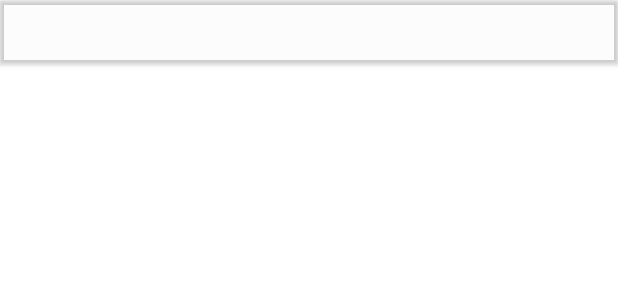
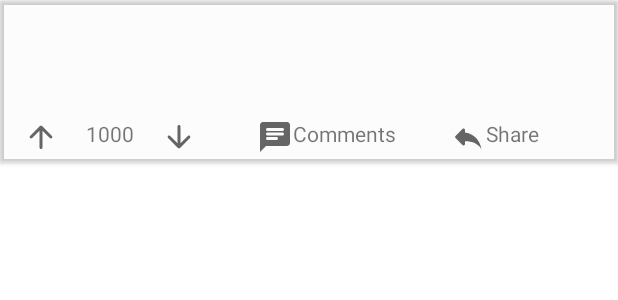
Before and after one commit to llbaxter/Android-App, an Android app: the layout item_layout_text.xml on its own in the app's theme, with its tools: preview values and no code run, on a phone screen of 412 x 824 dp. Shown: the top 300 px of the screen. Run offline under Robolectric (Android 15) with nearby library versions, the phone set to English and light mode, and no system bars.

Commit message:
News Feed App
Uses Reddit API to generate news feeds, displays contacts from phone and integrates Firebase Login

```diff
--- a/app/src/main/java/com/example/myapplication/Post.kt
+++ b/app/src/main/java/com/example/myapplication/Post.kt
@@ -6,4 +6,4 @@ data class Post(
     val subreddit: String,
     val imgUrl: String?,
     val upvotes: Int,
-    val num_comments: Int)
+    val numComments: Int)
--- a/app/src/main/java/com/example/myapplication/SplashScreenActivity.kt
+++ b/app/src/main/java/com/example/myapplication/SplashScreenActivity.kt
@@ -11,7 +11,9 @@ class SplashScreenActivity : AppCompatActivity() {
         setContentView(R.layout.activity_splash_screen)
 
         iv_splash.animate().setDuration(2000).alpha(0f).withEndAction {
-            val i = Intent(this, FeedActivity::class.java)
+            val i = Intent(this, ContactActivity::class.java)
+            i.putExtra("subreddit", "all")
+            i.putExtra("sort", "hot")
             startActivity(i)
             overridePendingTransition(android.R.anim.fade_in, android.R.anim.fade_out)
             finish()
--- /dev/null
+++ b/app/src/main/res/drawable/ic_round_arrow_downward_24.xml
@@ -0,0 +1,10 @@
+<vector xmlns:android="http://schemas.android.com/apk/res/android"
+    android:width="24dp"
+    android:height="24dp"
+    android:viewportWidth="24"
+    android:viewportHeight="24"
+    android:tint="?attr/colorControlNormal">
+  <path
+      android:fillColor="@color/design_default_color_on_primary"
+      android:pathData="M11,5v11.17l-4.88,-4.88c-0.39,-0.39 -1.03,-0.39 -1.42,0 -0.39,0.39 -0.39,1.02 0,1.41l6.59,6.59c0.39,0.39 1.02,0.39 1.41,0l6.59,-6.59c0.39,-0.39 0.39,-1.02 0,-1.41 -0.39,-0.39 -1.02,-0.39 -1.41,0L13,16.17V5c0,-0.55 -0.45,-1 -1,-1s-1,0.45 -1,1z"/>
+</vector>
--- /dev/null
+++ b/app/src/main/res/drawable/ic_round_arrow_upward_24.xml
@@ -0,0 +1,10 @@
+<vector xmlns:android="http://schemas.android.com/apk/res/android"
+    android:width="24dp"
+    android:height="24dp"
+    android:viewportWidth="24"
+    android:viewportHeight="24"
+    android:tint="?attr/colorControlNormal">
+  <path
+      android:fillColor="@color/design_default_color_on_primary"
+      android:pathData="M13,19V7.83l4.88,4.88c0.39,0.39 1.03,0.39 1.42,0 0.39,-0.39 0.39,-1.02 0,-1.41l-6.59,-6.59c-0.39,-0.39 -1.02,-0.39 -1.41,0l-6.6,6.58c-0.39,0.39 -0.39,1.02 0,1.41 0.39,0.39 1.02,0.39 1.41,0L11,7.83V19c0,0.55 0.45,1 1,1s1,-0.45 1,-1z"/>
+</vector>
--- a/app/src/main/res/drawable/ic_round_chat.xml
+++ b/app/src/main/res/drawable/ic_round_chat.xml
@@ -6,6 +6,6 @@
     android:tint="?attr/colorControlNormal"
     android:autoMirrored="true">
   <path
-      android:fillColor="@android:color/white"
+      android:fillColor="@color/design_default_color_on_primary"
       android:pathData="M20,2L4,2c-1.1,0 -1.99,0.9 -1.99,2L2,22l4,-4h14c1.1,0 2,-0.9 2,-2L22,4c0,-1.1 -0.9,-2 -2,-2zM7,9h10c0.55,0 1,0.45 1,1s-0.45,1 -1,1L7,11c-0.55,0 -1,-0.45 -1,-1s0.45,-1 1,-1zM13,14L7,14c-0.55,0 -1,-0.45 -1,-1s0.45,-1 1,-1h6c0.55,0 1,0.45 1,1s-0.45,1 -1,1zM17,8L7,8c-0.55,0 -1,-0.45 -1,-1s0.45,-1 1,-1h10c0.55,0 1,0.45 1,1s-0.45,1 -1,1z"/>
 </vector>
--- /dev/null
+++ b/app/src/main/res/drawable/ic_round_reply_24.xml
@@ -0,0 +1,11 @@
+<vector xmlns:android="http://schemas.android.com/apk/res/android"
+    android:width="24dp"
+    android:height="24dp"
+    android:viewportWidth="24"
+    android:viewportHeight="24"
+    android:tint="?attr/colorControlNormal"
+    android:autoMirrored="true">
+  <path
+      android:fillColor="@color/design_default_color_on_primary"
+      android:pathData="M10,9V7.41c0,-0.89 -1.08,-1.34 -1.71,-0.71L3.7,11.29c-0.39,0.39 -0.39,1.02 0,1.41l4.59,4.59c0.63,0.63 1.71,0.19 1.71,-0.7V14.9c5,0 8.5,1.6 11,5.1 -1,-5 -4,-10 -11,-11z"/>
+</vector>
--- a/app/src/main/res/drawable/ic_round_splash.xml
+++ b/app/src/main/res/drawable/ic_round_splash.xml
@@ -4,6 +4,6 @@
     android:viewportWidth="24"
     android:viewportHeight="24">
   <path
-      android:fillColor="@android:color/white"
+      android:fillColor="@color/design_default_color_primary"
       android:pathData="M6.05,8.05c-2.73,2.73 -2.73,7.15 -0.02,9.88c1.47,-3.4 4.09,-6.24 7.36,-7.93c-2.77,2.34 -4.71,5.61 -5.39,9.32c2.6,1.23 5.8,0.78 7.95,-1.37c2.99,-2.99 3.83,-11.14 4.01,-13.38c0.02,-0.31 -0.23,-0.56 -0.53,-0.53C17.19,4.22 9.04,5.06 6.05,8.05z"/>
 </vector>
--- a/app/src/main/res/layout/activity_feed.xml
+++ b/app/src/main/res/layout/activity_feed.xml
@@ -10,7 +10,7 @@
         android:id="@+id/rvFeed"
         android:layout_width="match_parent"
         android:layout_height="match_parent"
-        tools:layout_editor_absoluteX="127dp"
-        tools:layout_editor_absoluteY="67dp" />
+        app:layout_constraintTop_toTopOf="parent"
+        tools:layout_editor_absoluteX="51dp" />
 
 </androidx.constraintlayout.widget.ConstraintLayout>
--- a/app/src/main/res/layout/item_layout_text.xml
+++ b/app/src/main/res/layout/item_layout_text.xml
@@ -9,10 +9,16 @@
     <LinearLayout
         android:id="@+id/itemLL"
         android:layout_width="match_parent"
-        android:layout_height="match_parent"
+        android:layout_height="wrap_content"
         android:baselineAligned="false"
-        android:orientation="horizontal"
+        android:orientation="vertical"
         android:padding="5dp">
+
+        <TextView
+            android:id="@+id/tvSubreddit"
+            android:layout_width="match_parent"
+            android:layout_height="wrap_content">
+        </TextView>
 
         <TextView
             android:id="@+id/tvTitle"
@@ -21,9 +27,8 @@
             android:layout_marginLeft="5dp"
             android:layout_marginTop="5dp"
             android:layout_marginRight="5dp"
-            android:layout_marginBottom="5dp"
-            android:textColor="@color/black"
-            android:textSize="16dp"
+
+            android:textSize="16sp"
             android:textStyle="bold">
         </TextView>
 
@@ -31,17 +36,54 @@
             android:id="@+id/tvText"
             android:layout_width="match_parent"
             android:layout_height="wrap_content"
-            android:textStyle="normal"
-            android:textSize="12dp"
+            android:layout_marginLeft="5dp"
             android:layout_marginTop="5dp"
+            android:layout_marginRight="5dp"
             android:layout_marginBottom="5dp"
-            android:layout_marginLeft="5dp"
-            android:layout_marginRight="5dp">
+
+            android:textSize="12sp"
+            android:textStyle="normal">
         </TextView>
 
+        <LinearLayout
+            android:layout_width="match_parent"
+            android:layout_height="wrap_content"
+            android:weightSum="1"
+            android:paddingHorizontal="10sp"
+            android:orientation="horizontal"
+            android:background="#0001">
 
+            <TextView
+                android:id="@+id/tvUpvotes"
+                android:layout_width="wrap_content"
+                android:drawableLeft="@drawable/ic_round_arrow_upward_24"
+                android:drawableRight="@drawable/ic_round_arrow_downward_24"
+                android:layout_height="match_parent"
+                android:paddingRight="40sp"
+                android:layout_weight="0.333"
+                android:text="1000"
+                android:textAlignment="center">
+            </TextView>
+
+            <TextView
+                android:id="@+id/tvComments"
+                android:drawableLeft="@drawable/ic_round_chat"
+                android:layout_width="wrap_content"
+                android:layout_height="match_parent"
+                android:layout_gravity="center"
+                android:layout_weight="0.333"
+                android:text="Comments">
+            </TextView>
+
+            <TextView
+                android:id="@+id/tvShare"
+                android:layout_width="wrap_content"
+                android:layout_height="match_parent"
+                android:drawableLeft="@drawable/ic_round_reply_24"
+                android:layout_marginRight="0dp"
+                android:layout_weight="0.333"
+                android:text="Share">
+            </TextView>
+        </LinearLayout>
     </LinearLayout>
-
-
-
 </androidx.cardview.widget.CardView>
--- a/app/src/main/res/values-night/themes.xml
+++ b/app/src/main/res/values-night/themes.xml
@@ -4,11 +4,11 @@
         <!-- Primary brand color. -->
         <item name="colorPrimary">@color/purple_200</item>
         <item name="colorPrimaryVariant">@color/purple_700</item>
-        <item name="colorOnPrimary">@color/black</item>
+        <item name="colorOnPrimary">@color/white</item>
         <!-- Secondary brand color. -->
         <item name="colorSecondary">@color/teal_200</item>
         <item name="colorSecondaryVariant">@color/teal_200</item>
-        <item name="colorOnSecondary">@color/black</item>
+        <item name="colorOnSecondary">@color/white</item>
         <!-- Status bar color. -->
         <item name="android:statusBarColor" tools:targetApi="l">?attr/colorPrimaryVariant</item>
         <!-- Customize your theme here. -->
```
Also changed, not shown: app/src/main/java/com/example/myapplication/FeedActivity.kt (+55 -4 lines), app/src/main/java/com/example/myapplication/FeedAdapter.kt (+6 -1 lines), app/src/main/java/com/example/myapplication/LoginActivity.kt (+33 -33 lines), app/src/main/res/drawable/ic_baseline_insights_24.xml (added, +16 -0 lines), app/src/main/res/drawable/ic_round_local_fire_department_24.xml (added, +13 -0 lines), app/src/main/res/drawable/ic_round_priority_high_24.xml (added, +13 -0 lines), app/src/main/res/drawable/ic_sharp_bar_chart_24.xml (added, +10 -0 lines), app/src/main/res/layout/item_layout_image.xml (+49 -2 lines), app/src/main/res/menu/options.xml (added, +56 -0 lines), app/src/main/res/menu/options1.xml (added, +36 -0 lines).
